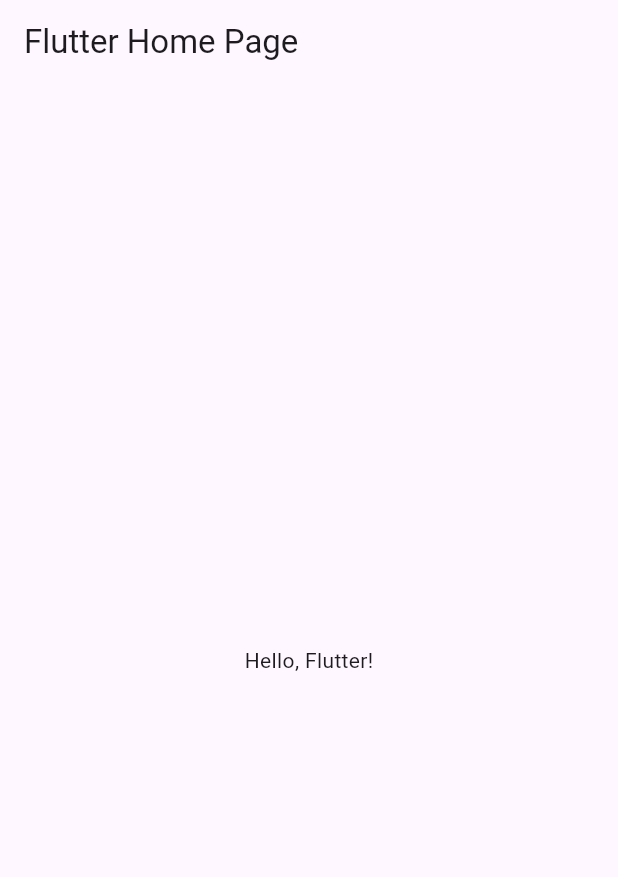
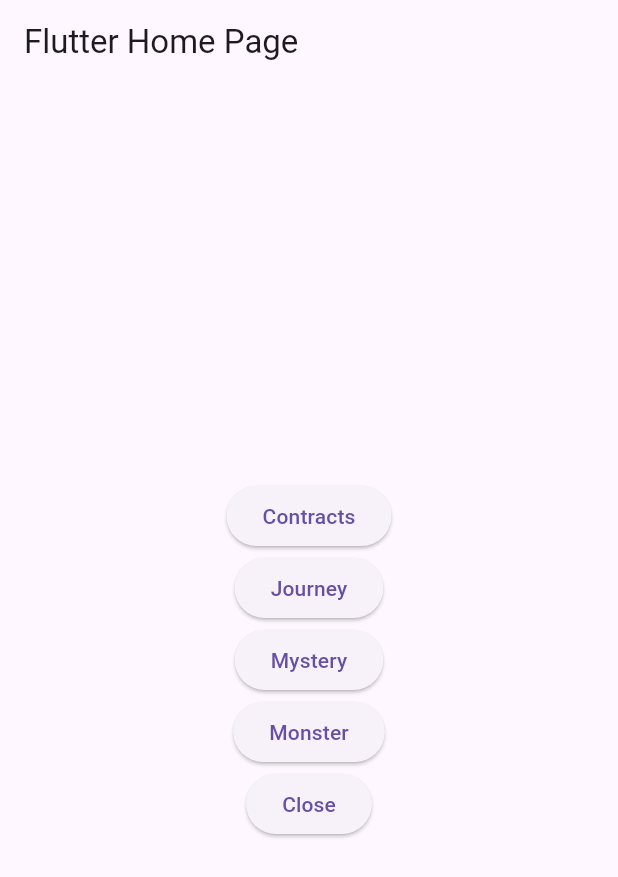
Before and after one commit to satanicway/Test, a Flutter app: the screen it shows after launch, on a phone screen of 412 x 824 dp. Shown: the top 877 px of the screen. Run offline on Flutter 3.47's test engine with Material 3 defaults, Android fonts, the phone set to English and light mode, and no system bars.

Commit message:
Add navigation and exit buttons

```diff
--- a/mobile_app/lib/main.dart
+++ b/mobile_app/lib/main.dart
@@ -1,4 +1,5 @@
 import 'package:flutter/material.dart';
+import 'package:flutter/services.dart';
 
 void main() {
   runApp(const MyApp());
@@ -30,9 +31,93 @@ class MyHomePage extends StatelessWidget {
       appBar: AppBar(
         title: Text(title),
       ),
-      body: const Center(
-        child: Text('Hello, Flutter!'),
+      body: Center(
+        child: Column(
+          mainAxisSize: MainAxisSize.min,
+          children: [
+            ElevatedButton(
+              onPressed: () => Navigator.push(
+                context,
+                MaterialPageRoute(builder: (context) => const ContractsScreen()),
+              ),
+              child: const Text('Contracts'),
+            ),
+            ElevatedButton(
+              onPressed: () => Navigator.push(
+                context,
+                MaterialPageRoute(builder: (context) => const JourneyScreen()),
+              ),
+              child: const Text('Journey'),
+            ),
+            ElevatedButton(
+              onPressed: () => Navigator.push(
+                context,
+                MaterialPageRoute(builder: (context) => const MysteryScreen()),
+              ),
+              child: const Text('Mystery'),
+            ),
+            ElevatedButton(
+              onPressed: () => Navigator.push(
+                context,
+                MaterialPageRoute(builder: (context) => const MonsterScreen()),
+              ),
+              child: const Text('Monster'),
+            ),
+            ElevatedButton(
+              onPressed: () => SystemNavigator.pop(),
+              child: const Text('Close'),
+            ),
+          ],
+        ),
       ),
     );
   }
 }
+
+class ContractsScreen extends StatelessWidget {
+  const ContractsScreen({super.key});
+
+  @override
+  Widget build(BuildContext context) {
+    return Scaffold(
+      appBar: AppBar(title: const Text('Contracts')),
+      body: const Center(child: Text('Contracts Screen')),
+    );
+  }
+}
+
+class JourneyScreen extends StatelessWidget {
+  const JourneyScreen({super.key});
+
+  @override
+  Widget build(BuildContext context) {
+    return Scaffold(
+      appBar: AppBar(title: const Text('Journey')),
+      body: const Center(child: Text('Journey Screen')),
+    );
+  }
+}
+
+class MysteryScreen extends StatelessWidget {
+  const MysteryScreen({super.key});
+
+  @override
+  Widget build(BuildContext context) {
+    return Scaffold(
+      appBar: AppBar(title: const Text('Mystery')),
+      body: const Center(child: Text('Mystery Screen')),
+    );
+  }
+}
+
+class MonsterScreen extends StatelessWidget {
+  const MonsterScreen({super.key});
+
+  @override
+  Widget build(BuildContext context) {
+    return Scaffold(
+      appBar: AppBar(title: const Text('Monster')),
+      body: const Center(child: Text('Monster Screen')),
+    );
+  }
+}
```
Also changed, not shown: 1 other file.
